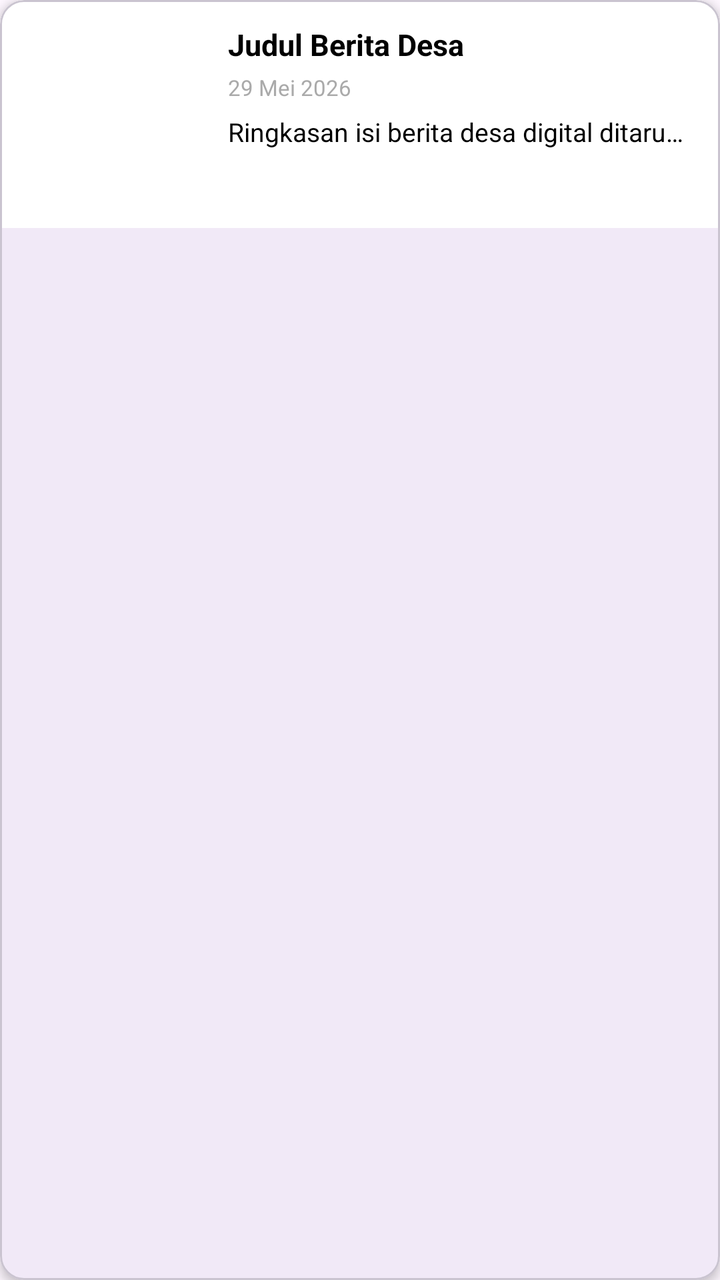
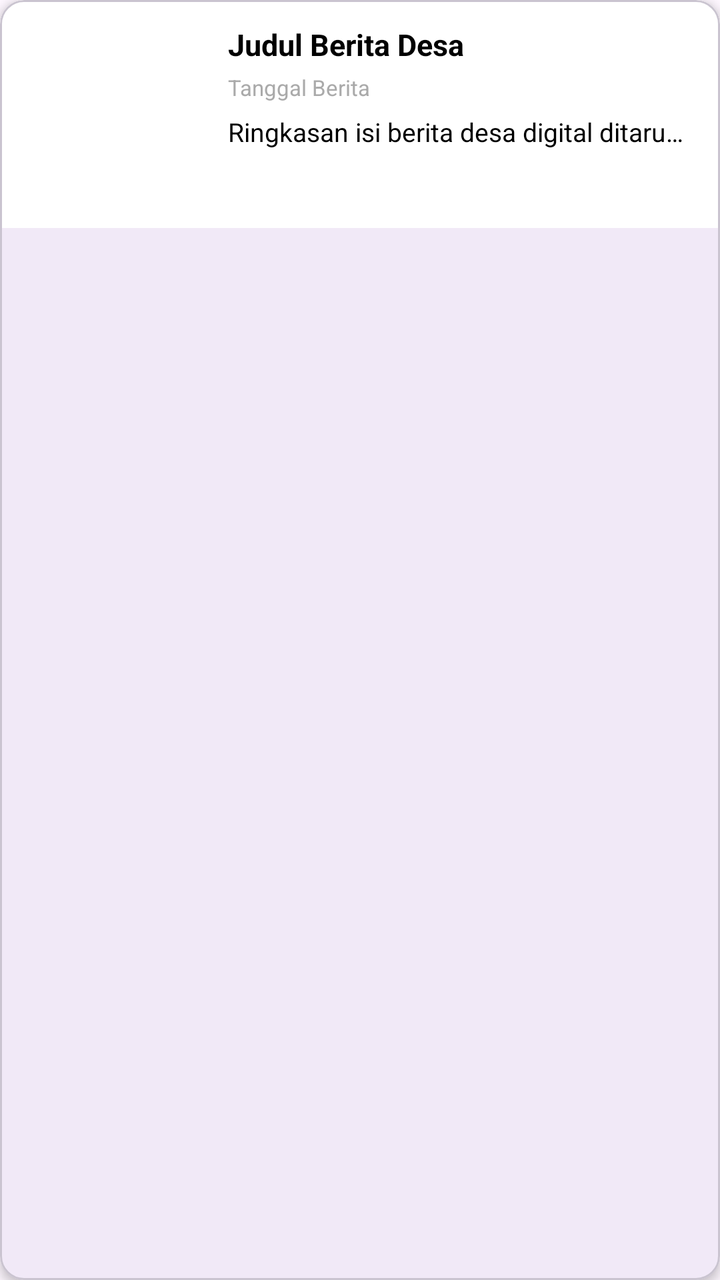

Two renders of the same Android screen: before a commit and after it. Below are the layout's source before the change and the commit's diff.
<!-- AndroidManifest.xml: application theme Theme.Therehelp -->
<!-- res/layout/item_berita.xml -->
<?xml version="1.0" encoding="utf-8"?>
<com.google.android.material.card.MaterialCardView
    xmlns:android="http://schemas.android.com/apk/res/android"
    xmlns:app="http://schemas.android.com/apk/res-auto"
    android:layout_width="match_parent"
    android:layout_height="wrap_content"
    android:layout_marginHorizontal="16dp"
    android:layout_marginVertical="8dp"
    app:cardCornerRadius="12dp"
    app:cardElevation="3dp">

    <androidx.constraintlayout.widget.ConstraintLayout
        android:layout_width="match_parent"
        android:layout_height="wrap_content"
        android:background="@android:color/white"
        android:padding="12dp">

        <ImageView
            android:id="@+id/imgBerita"
            android:layout_width="90dp"
            android:layout_height="90dp"
            android:scaleType="centerCrop"
            app:layout_constraintTop_toTopOf="parent"
            app:layout_constraintBottom_toBottomOf="parent"
            app:layout_constraintStart_toStartOf="parent" />

        <TextView
            android:id="@+id/tvJudulBerita"
            android:layout_width="0dp"
            android:layout_height="wrap_content"
            android:layout_marginStart="12dp"
            android:text="Judul Berita Desa"
            android:textColor="@android:color/black"
            android:textSize="15sp"
            android:textStyle="bold"
            android:maxLines="2"
            android:ellipsize="end"
            app:layout_constraintTop_toTopOf="parent"
            app:layout_constraintStart_toEndOf="@id/imgBerita"
            app:layout_constraintEnd_toEndOf="parent" />

        <TextView
            android:id="@+id/tvTanggalBerita"
            android:layout_width="wrap_content"
            android:layout_height="wrap_content"
            android:layout_marginStart="12dp"
            android:layout_marginTop="4dp"
            android:text="29 Mei 2026"
            android:textColor="@android:color/darker_gray"
            android:textSize="11sp"
            app:layout_constraintTop_toBottomOf="@id/tvJudulBerita"
            app:layout_constraintStart_toEndOf="@id/imgBerita" />

        <TextView
            android:id="@+id/tvDescBerita"
            android:layout_width="0dp"
            android:layout_height="wrap_content"
            android:layout_marginStart="12dp"
            android:layout_marginTop="6dp"
            android:text="Ringkasan isi berita desa digital ditaruh di sini..."
            android:textColor="@android:color/black"
            android:textSize="13sp"
            android:maxLines="1"
            android:ellipsize="end"
            app:layout_constraintTop_toBottomOf="@id/tvTanggalBerita"
            app:layout_constraintStart_toEndOf="@id/imgBerita"
            app:layout_constraintEnd_toEndOf="parent" />

    </androidx.constraintlayout.widget.ConstraintLayout>
</com.google.android.material.card.MaterialCardView>
<!-- resources referenced by this layout -->
<resources>
  <style name="Theme.Therehelp" parent="Base.Theme.Therehelp" />
  <style name="Base.Theme.Therehelp" parent="Theme.Material3.DayNight.NoActionBar">
          
          
      </style>
</resources>

<!-- the commit's change to res/layout/item_berita.xml (unified diff, before → after) -->
@@ -45,7 +45,7 @@
             android:layout_height="wrap_content"
             android:layout_marginStart="12dp"
             android:layout_marginTop="4dp"
-            android:text="29 Mei 2026"
+            android:text="Tanggal Berita"
             android:textColor="@android:color/darker_gray"
             android:textSize="11sp"
             app:layout_constraintTop_toBottomOf="@id/tvJudulBerita"
